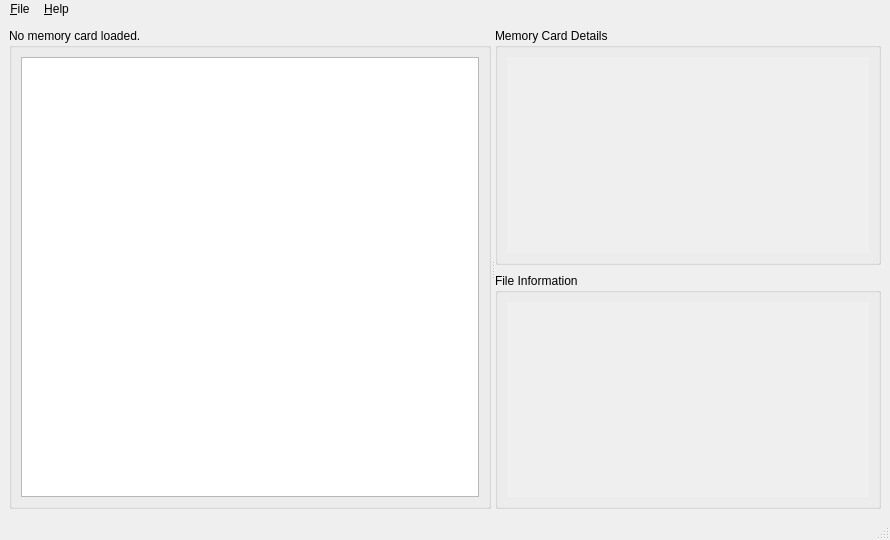
Before: the Qt Designer form src/mcrecover/ui/McRecoverWindow.ui in GerbilSoft/mcrecover, drawn with Qt 5.
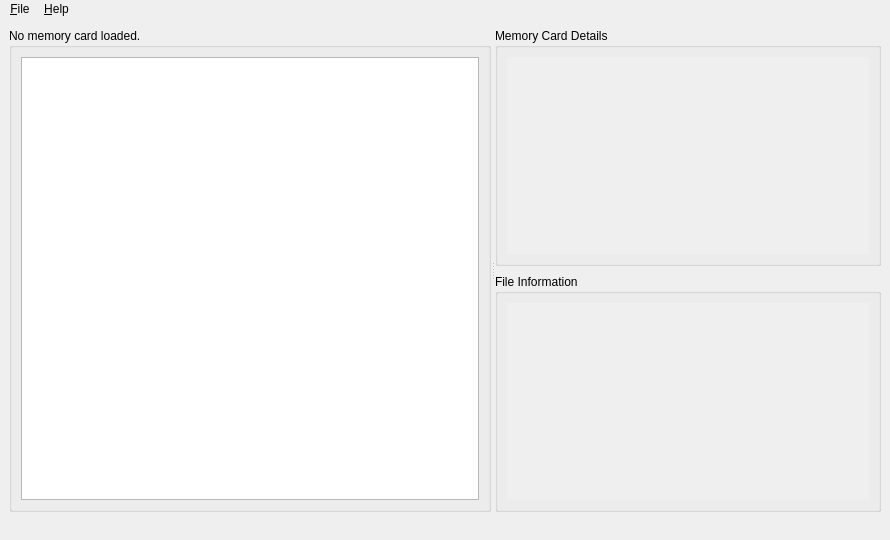
After: the same form once the commit is applied. Icons and pictures are not drawn. Custom widgets are drawn as their Qt base class.

Commit message:
ui/McRecoverWindow.ui: Remove the size grip.
It's not necessary, and it causes some random 1px resizing when scanning
(due to the progress bar), plus it makes the progress bar look weird,
since it's not aligned to the right side of the window.

Diff of the .ui file:
```diff
--- a/src/mcrecover/ui/McRecoverWindow.ui
+++ b/src/mcrecover/ui/McRecoverWindow.ui
@@ -201,6 +201,9 @@
    <property name="styleSheet">
     <string notr="true">QStatusBar::item { border: none }</string>
    </property>
+   <property name="sizeGripEnabled">
+    <bool>false</bool>
+   </property>
   </widget>
   <action name="actionOpen">
    <property name="icon">
```
